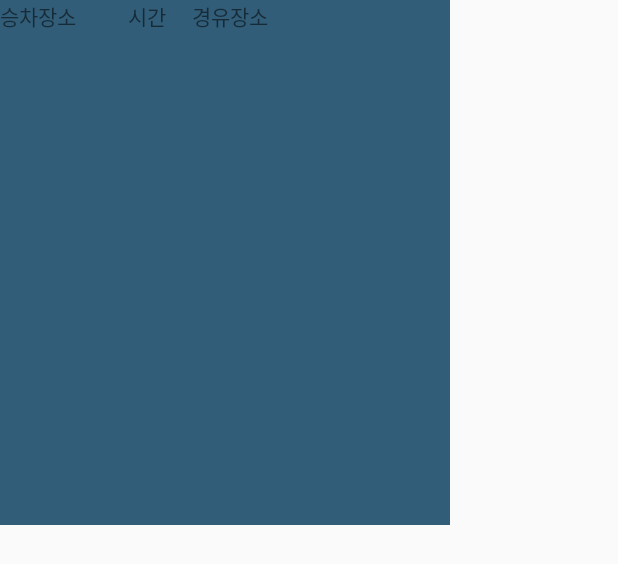
After one commit to BlueBird-0/woninfo, an Android app: the layout a_24_popup_activity.xml on its own in the app's theme, with its tools: preview values and no code run, on a phone screen of 412 x 824 dp. The commit adds this screen. Shown: the top 564 px of the screen. Run offline under Robolectric (Android 15) with nearby library versions, the phone set to English and light mode, and no system bars.

Commit message:
update a_24_popup_activity 업데이트 중

```diff
--- a/WonInfo/app/src/main/AndroidManifest.xml
+++ b/WonInfo/app/src/main/AndroidManifest.xml
@@ -44,6 +44,11 @@
             android:theme="@android:style/Theme.DeviceDefault.Light.Dialog" >
         </activity>
 
+        <activity android:name="com.bluebird.inhak.woninfo.A24Fragment.A24PopupFragment"
+            android:theme="@android:style/Theme.DeviceDefault.Light.Dialog" >
+        </activity>
+
+
         <meta-data
             android:name="com.kakao.sdk.AppKey"
             android:value="@string/kakao_app_key"/>
--- a/WonInfo/app/src/main/java/com/bluebird/inhak/woninfo/A24Fragment/A24Fragment.java
+++ b/WonInfo/app/src/main/java/com/bluebird/inhak/woninfo/A24Fragment/A24Fragment.java
@@ -42,7 +42,7 @@ public class A24Fragment extends Fragment {
                     FragmentManager fragmentManager = getActivity().getFragmentManager();
                     FragmentTransaction fragmentTransaction = fragmentManager.beginTransaction();
                     try {
-                        Class t = Class.forName("com.bluebird.inhak.woninfo."+ "A24ListFragment");
+                        Class t = Class.forName("com.bluebird.inhak.woninfo."+ "A24Fragment."+"A24ListFragment");
                         Fragment fragment = (Fragment)t.newInstance();
 
                         fragmentTransaction.replace(R.id.view_fragment, fragment);
--- a/WonInfo/app/src/main/java/com/bluebird/inhak/woninfo/A24Fragment/A24ListFragment.java
+++ b/WonInfo/app/src/main/java/com/bluebird/inhak/woninfo/A24Fragment/A24ListFragment.java
@@ -1,6 +1,7 @@
 package com.bluebird.inhak.woninfo.A24Fragment;
 
 import android.app.Fragment;
+import android.content.Intent;
 import android.os.Bundle;
 import android.support.annotation.Nullable;
 import android.view.LayoutInflater;
@@ -33,7 +34,7 @@ public class A24ListFragment extends Fragment {
 
 
 
-
+        startActivity(new Intent(getActivity(), A24PopupFragment.class));
 
         A24Item test = new A24Item("삼천동", "07:10");
         leftData.add(test);
--- /dev/null
+++ b/WonInfo/app/src/main/java/com/bluebird/inhak/woninfo/A24Fragment/A24PopupFragment.java
@@ -0,0 +1,24 @@
+package com.bluebird.inhak.woninfo.A24Fragment;
+
+import android.app.Activity;
+import android.content.Intent;
+import android.net.Uri;
+import android.os.Bundle;
+import android.support.annotation.Nullable;
+import android.view.View;
+import android.view.Window;
+import android.widget.Button;
+import android.widget.FrameLayout;
+
+import com.bluebird.inhak.woninfo.R;
+
+public class A24PopupFragment extends Activity{
+    @Override
+    public void onCreate(@Nullable Bundle savedInstanceState) {
+        super.onCreate(savedInstanceState);
+        requestWindowFeature(Window.FEATURE_NO_TITLE);
+        setContentView(R.layout.a_24_popup_activity);
+
+
+    }
+}
--- /dev/null
+++ b/WonInfo/app/src/main/res/layout/a_24_popup_activity.xml
@@ -0,0 +1,29 @@
+<?xml version="1.0" encoding="utf-8"?>
+<android.support.constraint.ConstraintLayout
+    xmlns:android="http://schemas.android.com/apk/res/android"
+    android:layout_width="300dp"
+    android:layout_height="350dp"
+    android:clickable="true"
+    android:background="@color/colorPrimary">
+
+    <TableLayout
+        android:layout_width="match_parent"
+        android:layout_height="match_parent">
+        <TableRow>
+            <TextView
+                android:layout_weight="0.2"
+                android:layout_height="wrap_content"
+                android:text="승차장소"/>
+            <TextView
+                android:layout_weight="0.1"
+                android:layout_height="wrap_content"
+                android:text="시간"/>
+            <TextView
+                android:layout_weight="0.7"
+                android:layout_height="wrap_content"
+                android:text="경유장소"/>
+        </TableRow>
+    </TableLayout>
+
+
+</android.support.constraint.ConstraintLayout>
```
